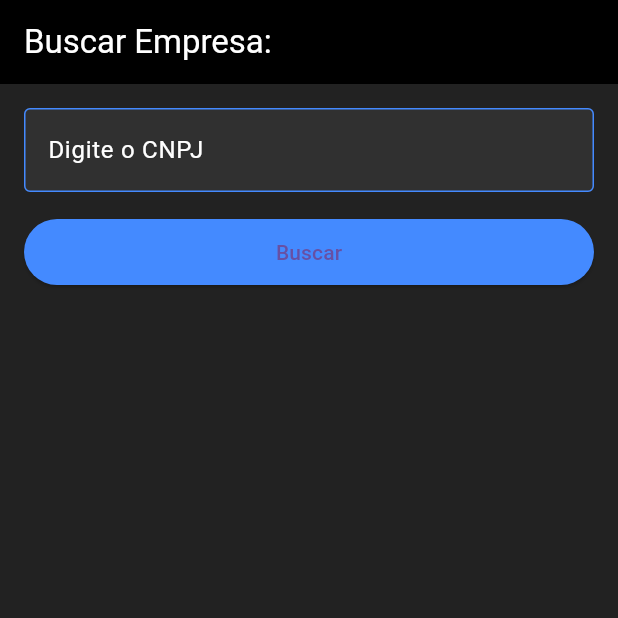
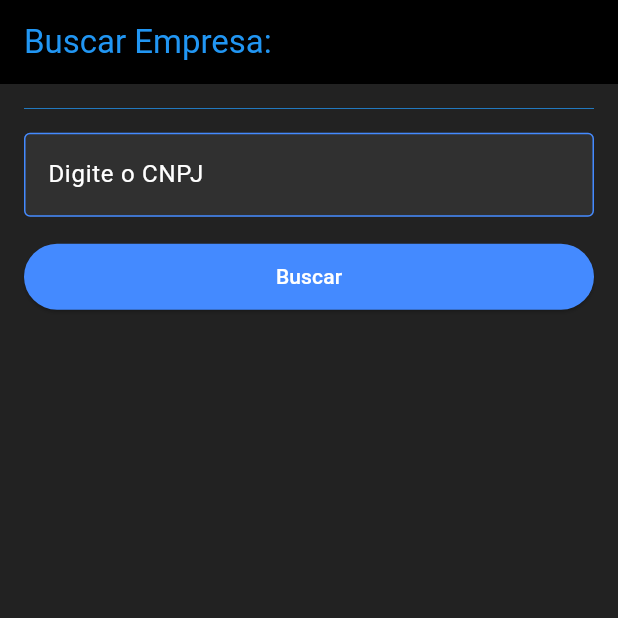
Before and after one commit to Sluvizottodev/cnpj_brasil, a Flutter app: the screen it shows after launch, on a phone screen of 412 x 824 dp, the top half of it. Run offline on Flutter 3.47's test engine with Material 3 defaults, Android fonts, the phone set to English and light mode, and no system bars.

Commit message:
Tratamento de erros e estilização de linha

```diff
--- a/lib/View/BuscarEmpresa.dart
+++ b/lib/View/BuscarEmpresa.dart
@@ -12,13 +12,21 @@ class _BuscarEmpresaState extends State<BuscarEmpresa> {
   final TextEditingController _cnpjController = TextEditingController();
   final BuscarEmpresaViewModel _viewModel = BuscarEmpresaViewModel();
   Empresa? empresaDados;
+  String? _errorMessage; // Variável para armazenar a mensagem de erro
 
   Future<void> _buscarDadosEmpresa() async {
     final cnpj = _cnpjController.text;
     final dados = await _viewModel.buscarDadosEmpresa(cnpj);
 
     setState(() {
-      empresaDados = dados;
+      if (dados == null) {
+        // Se os dados forem nulos, define a mensagem de erro
+        _errorMessage = 'CNPJ não encontrado. Tente novamente.';
+      } else {
+        // Se os dados forem encontrados, limpa a mensagem de erro
+        _errorMessage = null;
+        empresaDados = dados;
+      }
     });
   }
 
@@ -28,7 +36,7 @@ class _BuscarEmpresaState extends State<BuscarEmpresa> {
       appBar: AppBar(
         title: Text('Buscar Empresa:'),
         backgroundColor: Colors.black, // Cor escura para a AppBar
-        foregroundColor: Colors.white,
+        foregroundColor: Colors.blue,
       ),
       body: SingleChildScrollView( // Permite rolagem
         child: Padding(
@@ -36,6 +44,12 @@ class _BuscarEmpresaState extends State<BuscarEmpresa> {
           child: Column(
             crossAxisAlignment: CrossAxisAlignment.stretch, // Para que os widgets ocupem a largura total
             children: [
+              // Linha azul abaixo do título
+              Container(
+                height: 0.5, // Altura da linha
+                color: Colors.blue, // Cor da linha
+                margin: EdgeInsets.only(bottom: 16.0), // Espaço abaixo da linha
+              ),
               TextField(
                 controller: _cnpjController,
                 decoration: InputDecoration(
@@ -59,9 +73,17 @@ class _BuscarEmpresaState extends State<BuscarEmpresa> {
                 child: Text('Buscar'),
                 style: ElevatedButton.styleFrom(
                   backgroundColor: Colors.blueAccent, // Cor do botão
+                  foregroundColor: Colors.white,
                   padding: EdgeInsets.symmetric(vertical: 12.0), // Aumentar o espaço vertical do botão
                 ),
               ),
+              SizedBox(height: 16.0),
+              // Exibe a mensagem de erro, se existir
+              if (_errorMessage != null)
+                Text(
+                  _errorMessage!,
+                  style: TextStyle(color: Colors.red), // Cor da mensagem de erro
+                ),
               SizedBox(height: 16.0),
               if (empresaDados != null) EmpresaInfoCard(empresa: empresaDados!),
             ],
```
